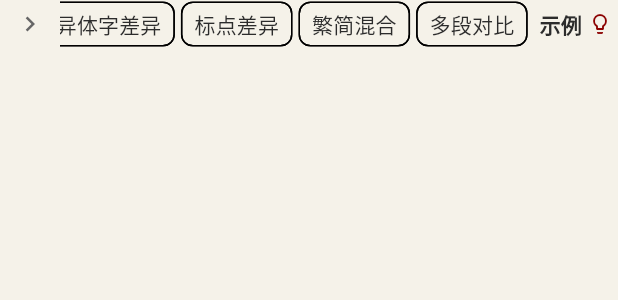
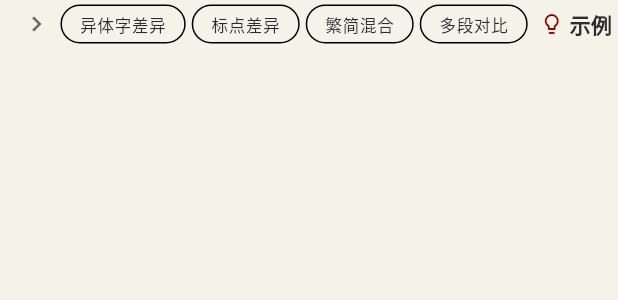
Before and after one commit to open-guji/guji-toolkit, a Flutter app: the CollationExamplesPanel widget shown alone on an empty page, opened directly, on a phone screen of 412 x 824 dp. Shown: the top 300 px of the screen. Run offline on Flutter 3.47's test engine with Material 3 defaults, Android fonts, the phone set to English and light mode, and no system bars; our stand-ins replace equatable, file_picker, flutter_bloc, flutter_riverpod, go_router, url_strategy; missing offline and left inert: guji_diff.

```diff
--- a/lib/features/collation/widgets/input/collation_examples_panel.dart
+++ b/lib/features/collation/widgets/input/collation_examples_panel.dart
@@ -33,7 +33,7 @@ class _CollationExamplesPanelState extends State<CollationExamplesPanel> {
                   mainAxisSize: MainAxisSize.min,
                   children: [
                     Icon(
-                      _isExpanded ? Icons.expand_less : Icons.expand_more,
+                      Icons.lightbulb_outline,
                       size: 16,
                       color: Theme.of(context).colorScheme.primary,
                     ),
@@ -44,9 +44,9 @@ class _CollationExamplesPanelState extends State<CollationExamplesPanel> {
                         fontWeight: FontWeight.bold,
                       ),
                     ),
-                    const SizedBox(width: 2),
+                    const SizedBox(width: 4),
                     Icon(
-                      Icons.lightbulb_outline,
+                      _isExpanded ? Icons.expand_less : Icons.expand_more,
                       size: 16,
                       color: Theme.of(context).colorScheme.primary,
                     ),
@@ -77,12 +77,16 @@ class _CollationExamplesPanelState extends State<CollationExamplesPanel> {
       );
     }
 
-    return Row(
+    return SizedBox(
+      height: 32,
+      child: Row(
         mainAxisAlignment: MainAxisAlignment.end,
-      crossAxisAlignment: CrossAxisAlignment.center,
         children: [
-        SizedBox(
-          height: 32,
+          // Expand/Collapse Toggle Icon
+          Transform.translate(
+            offset: const Offset(4, 0), // Subtle shift towards the label
+            child: SizedBox(
+              width: 24, // Reduced from 32
               child: IconButton(
                 onPressed: () => setState(() => _isExpanded = !_isExpanded),
                 icon: Icon(
@@ -91,61 +95,61 @@ class _CollationExamplesPanelState extends State<CollationExamplesPanel> {
                 ),
                 tooltip: _isExpanded ? '收起示例' : '展开示例',
                 visualDensity: VisualDensity.compact,
-            padding: const EdgeInsets.all(4),
+                padding: EdgeInsets.zero,
                 constraints: const BoxConstraints(),
               ),
             ),
+          ),
+          // Scrollable Example Buttons
           if (_isExpanded)
             Flexible(
-            child: SizedBox(
-              height: 32,
-              child: SingleChildScrollView(
+              child: ListView.builder(
                 scrollDirection: Axis.horizontal,
-                reverse: true,
-                child: Row(
-                  mainAxisSize: MainAxisSize.min,
-                  children: CollationExamples.examples.map((example) {
+                shrinkWrap: true, // Wrap content width
+                reverse: false, // Start from the left
+                padding: const EdgeInsets.symmetric(horizontal: 4),
+                itemCount: CollationExamples.examples.length,
+                itemBuilder: (context, index) {
+                  final example = CollationExamples.examples[index];
                   return Padding(
-                      padding: const EdgeInsets.only(right: 4.0),
+                    padding: const EdgeInsets.only(left: 4.0),
                     child: _ExampleButton(
                       label: example.name.split('：').last,
                       text1: example.text1,
                       text2: example.text2,
                     ),
                   );
-                  }).toList(),
+                },
               ),
             ),
-            ),
-          ),
-        SizedBox(
-          height: 32,
-          child: InkWell(
+          // Removed the SizedBox(width: 2) for extra tightness
+          // "Examples" Header Label
+          InkWell(
             onTap: () => setState(() => _isExpanded = !_isExpanded),
             borderRadius: BorderRadius.circular(4),
-            child: Padding(
-              padding: const EdgeInsets.symmetric(horizontal: 4, vertical: 2),
+            child: Container(
+              padding: const EdgeInsets.symmetric(horizontal: 4, vertical: 4),
               child: Row(
                 mainAxisSize: MainAxisSize.min,
                 children: [
+                  Icon(
+                    Icons.lightbulb_outline,
+                    size: 16,
+                    color: Theme.of(context).colorScheme.primary,
+                  ),
+                  const SizedBox(width: 4),
                   Text(
                     '示例',
                     style: Theme.of(context).textTheme.titleSmall?.copyWith(
                       fontWeight: FontWeight.bold,
                     ),
                   ),
-                  const SizedBox(width: 4),
-                  Icon(
-                    Icons.lightbulb_outline,
-                    size: 16,
-                    color: Theme.of(context).colorScheme.primary,
-                  ),
                 ],
               ),
             ),
           ),
+        ],
       ),
-      ],
     );
   }
 }
@@ -163,16 +167,31 @@ class _ExampleButton extends StatelessWidget {
 
   @override
   Widget build(BuildContext context) {
-    return ActionChip(
-      label: Text(label, maxLines: 1, overflow: TextOverflow.visible),
-      onPressed: () {
+    return Center(
+      child: InkWell(
+        onTap: () {
           context.read<CollationBloc>().add(
             LoadExampleEvent(text1: text1, text2: text2),
           );
         },
-      visualDensity: VisualDensity.compact,
-      padding: const EdgeInsets.symmetric(horizontal: 8, vertical: 0),
-      labelPadding: EdgeInsets.zero,
+        borderRadius: BorderRadius.circular(16),
+        child: Container(
+          padding: const EdgeInsets.symmetric(horizontal: 12, vertical: 4),
+          decoration: BoxDecoration(
+            border: Border.all(
+              color: Theme.of(context).colorScheme.outlineVariant,
+            ),
+            borderRadius: BorderRadius.circular(16),
+          ),
+          child: Text(
+            label,
+            style: Theme.of(context).textTheme.labelSmall?.copyWith(
+              color: Theme.of(context).colorScheme.onSurface,
+            ),
+            maxLines: 1,
+          ),
+        ),
+      ),
     );
   }
 }
--- a/pubspec.yaml
+++ b/pubspec.yaml
@@ -37,6 +37,7 @@ dependencies:
   go_router: ^17.0.1
   flutter_riverpod: ^3.1.0
   url_strategy: ^0.3.0
+  file_picker: ^8.1.7
   guji_diff:
     path: ../guji-diff/dart
 
```
Also changed, not shown: lib/features/collation/widgets/result/diff_menu_helper.dart (+15 -32 lines), lib/features/collation/widgets/result/diff_span_builder.dart (+31 -58 lines), lib/features/collation/widgets/result/hoverable_text_widget.dart (+17 -8 lines), lib/features/collation/widgets/result/merged_result_view.dart (+34 -24 lines). Lines whose indentation alone changed are shown as unchanged.
